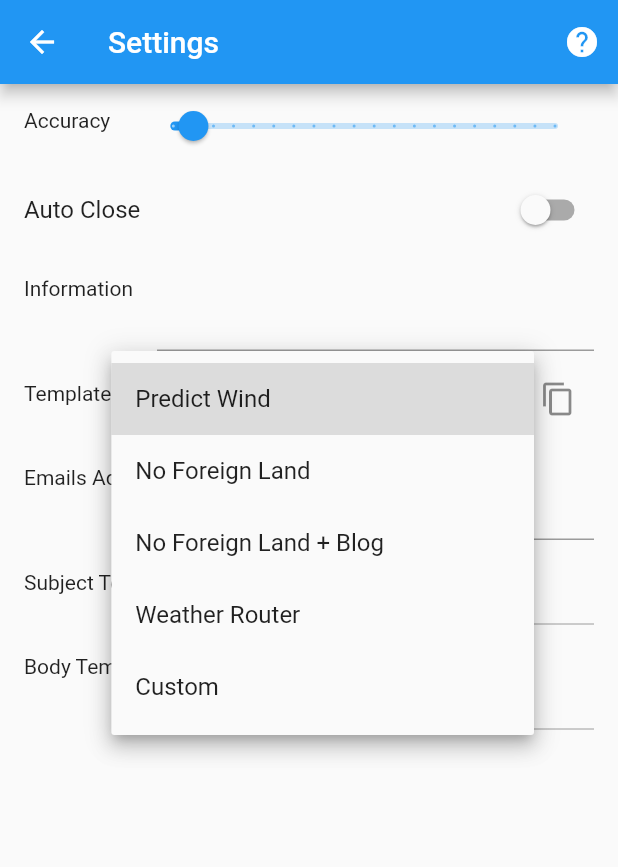
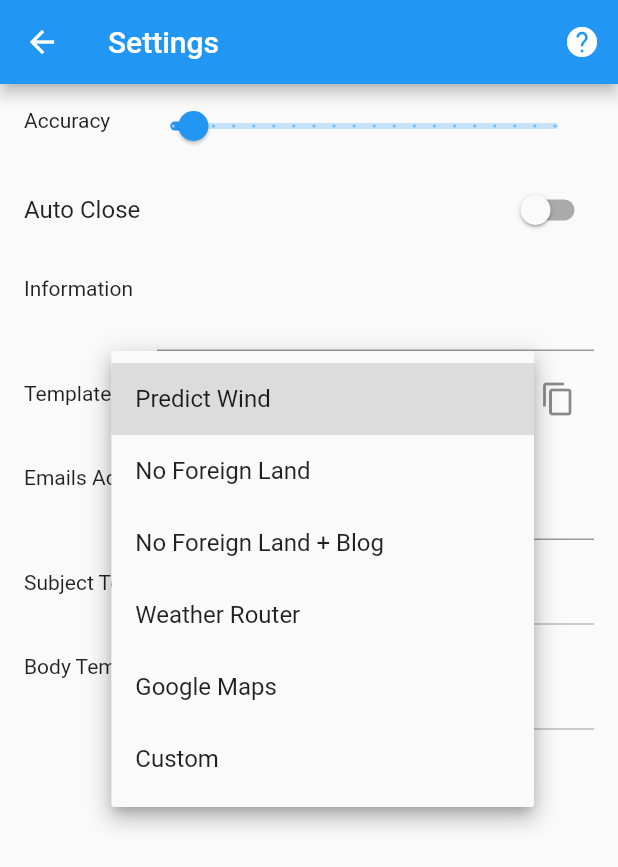
Before and after one commit to philseeley/pwemailtracker, a Flutter app: the SettingsPage screen opened directly with empty values, after a tap on "Predict Wind", on a phone screen of 412 x 824 dp. Shown: the top 867 px of the screen. Run offline on Flutter 3.47's test engine with Material 2 defaults, Android fonts, the phone set to English and light mode, and no system bars; our stand-ins replace fluttertoast, location, share; missing offline and left inert: flutter_email_sender, format, latlong_formatter, markdown_widget.

Commit message:
Added a Google Maps example.

```diff
--- a/lib/settings.dart
+++ b/lib/settings.dart
@@ -10,6 +10,7 @@ enum Templates {
   noForeignLand('No Foreign Land', 'LAT|{latd|m.mmm|c}\nLON|{lond|m.mmm|c}', ['tracking@noforeignland.com'], ''),
   noForeignLandBlog('No Foreign Land + Blog', 'LAT|{latd|m.mmm|c}\nLON|{lond|m.mmm|c}\n\nBlog here\n----', ['tracking@noforeignland.com'], ''),
   weatherRouter('Weather Router', 'Hi {info2},\n\nOn {utcyyyy-MM-dd} at {utcHH:mm} UTC, {info1} is at:\n\n{latd m.mmm c}, {lond m.mmm c}\n\nKind Regards\n{info}', null, 'Position of {info} on {info1}'),
+  googleMaps('Google Maps', '{info2},\n\nhttps://www.google.com/maps/search/?api=1&query={lat-d.ddddd}%2C{lon-d.ddddd}\n\nCheers\n{info}', null, 'Position of {info} on {info1}'),
   custom('Custom', null, null, null);
 
   final String name;
```
Also changed, not shown: lib/settings.g.dart.
